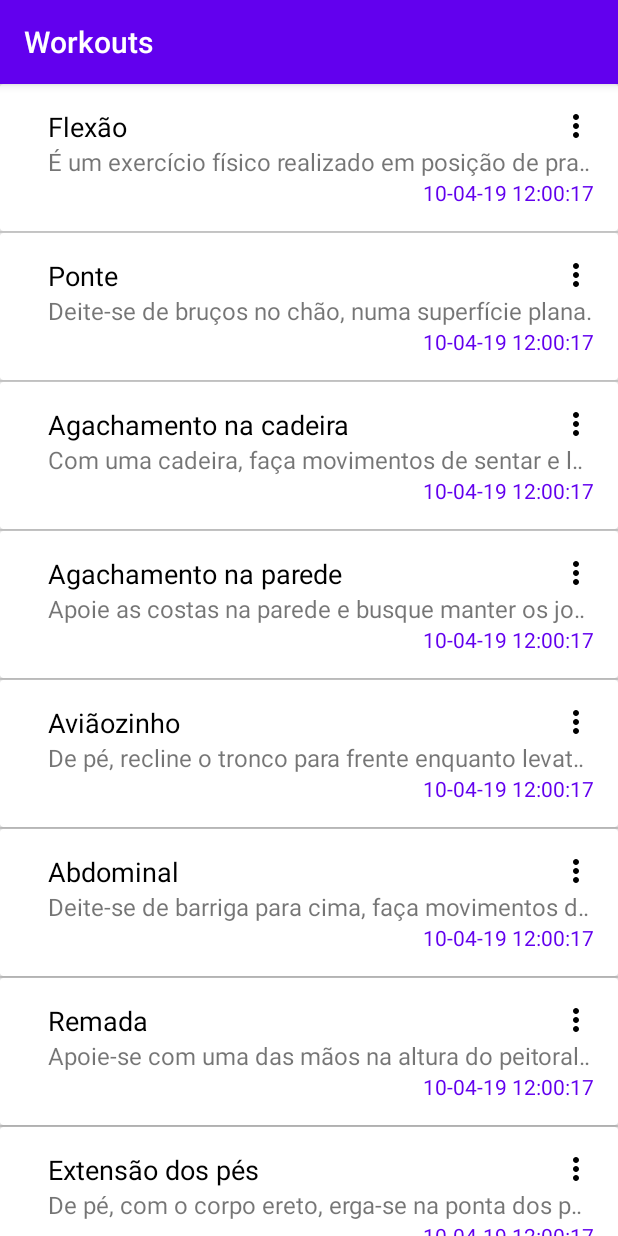
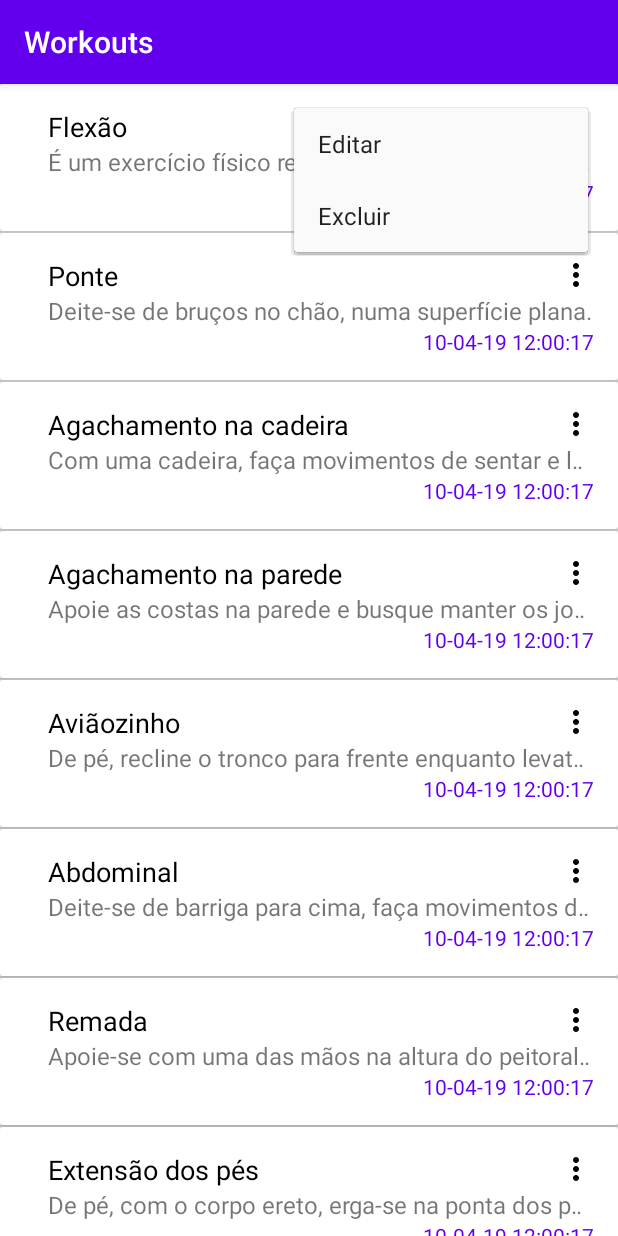
Before and after one commit to cristiano-arch/LealAppsChallenge, an Android app: the WorkoutActivity screen opened directly, with no data from a screen before it, after a tap on an icon or button, on a phone screen of 412 x 824 dp. Run offline under Robolectric (Android 15) with nearby library versions, the phone set to English and light mode, and no system bars.

Commit message:
Showing popup menu for each Workout card
More button show options for Edit or Delete a Workout

```diff
--- a/app/src/main/java/com/andcris/lealappschallenge/presentation/adapters/WorkoutAdapter.java
+++ b/app/src/main/java/com/andcris/lealappschallenge/presentation/adapters/WorkoutAdapter.java
@@ -1,14 +1,19 @@
 package com.andcris.lealappschallenge.presentation.adapters;
 
+import android.annotation.SuppressLint;
 import android.content.Context;
+import android.view.Gravity;
 import android.view.LayoutInflater;
+import android.view.MenuItem;
 import android.view.View;
 import android.view.ViewGroup;
+import android.widget.PopupMenu;
 import android.widget.Toast;
 
 import androidx.annotation.NonNull;
 import androidx.recyclerview.widget.RecyclerView;
 
+import com.andcris.lealappschallenge.R;
 import com.andcris.lealappschallenge.databinding.WorkoutItemBinding;
 import com.andcris.lealappschallenge.models.Workout;
 
@@ -41,7 +46,7 @@ public class WorkoutAdapter extends RecyclerView.Adapter<WorkoutAdapter.WorkoutV
         holder.workoutItemBinding.rvWorkoutIvMore.setOnClickListener(new View.OnClickListener() {
             @Override
             public void onClick(View view) {
-                Toast.makeText(context, "Mais " + workout.getName(), Toast.LENGTH_SHORT).show();
+                holder.showWorkoutPopupMenu(view, position, context);
             }
         });
     }
@@ -59,5 +64,27 @@ public class WorkoutAdapter extends RecyclerView.Adapter<WorkoutAdapter.WorkoutV
             super(workoutItemBinding.getRoot());
             this.workoutItemBinding = workoutItemBinding;
         }
+
+        public void showWorkoutPopupMenu(View v, int index, Context context) {
+            PopupMenu popupMenu = new PopupMenu(v.getContext(), v, Gravity.END, R.attr.actionOverflowMenuStyle, 0);
+            popupMenu.getMenuInflater().inflate(R.menu.popup_menu_workout, popupMenu.getMenu());
+            popupMenu.setOnMenuItemClickListener(new PopupMenu.OnMenuItemClickListener() {
+                @SuppressLint("NonConstantResourceId")
+                @Override
+                public boolean onMenuItemClick(MenuItem menuItem) {
+                    switch (menuItem.getItemId()) {
+                        case R.id.workout_popup_mnEdit:
+                            Toast.makeText(context, "Editar " + index, Toast.LENGTH_SHORT).show();
+                            break;
+                        case R.id.workout_popup_mnDelete:
+                            Toast.makeText(context, "Excluir " + index, Toast.LENGTH_SHORT).show();
+                            break;
+                        default:
+                    }
+                    return true;
+                }
+            });
+            popupMenu.show();
+        }
     }
 }
--- /dev/null
+++ b/app/src/main/res/menu/popup_menu_workout.xml
@@ -0,0 +1,14 @@
+<?xml version="1.0" encoding="utf-8"?>
+<menu xmlns:android="http://schemas.android.com/apk/res/android"
+    xmlns:app="http://schemas.android.com/apk/res-auto">
+
+    <item
+        android:id="@+id/workout_popup_mnEdit"
+        app:showAsAction="never"
+        android:title="@string/workout_popup_mn_edit"/>
+
+    <item
+        android:id="@+id/workout_popup_mnDelete"
+        app:showAsAction="never"
+        android:title="@string/workout_popup_mn_delete"/>
+</menu>
--- a/app/src/main/res/values/strings.xml
+++ b/app/src/main/res/values/strings.xml
@@ -8,4 +8,6 @@
     <string name="add_workout_tiet_name">Nome</string>
     <string name="add_workout_tiet_description">Descrição</string>
     <string name="add_workout_tiet_date">Data</string>
+    <string name="workout_popup_mn_edit">Editar</string>
+    <string name="workout_popup_mn_delete">Excluir</string>
 </resources>
```
